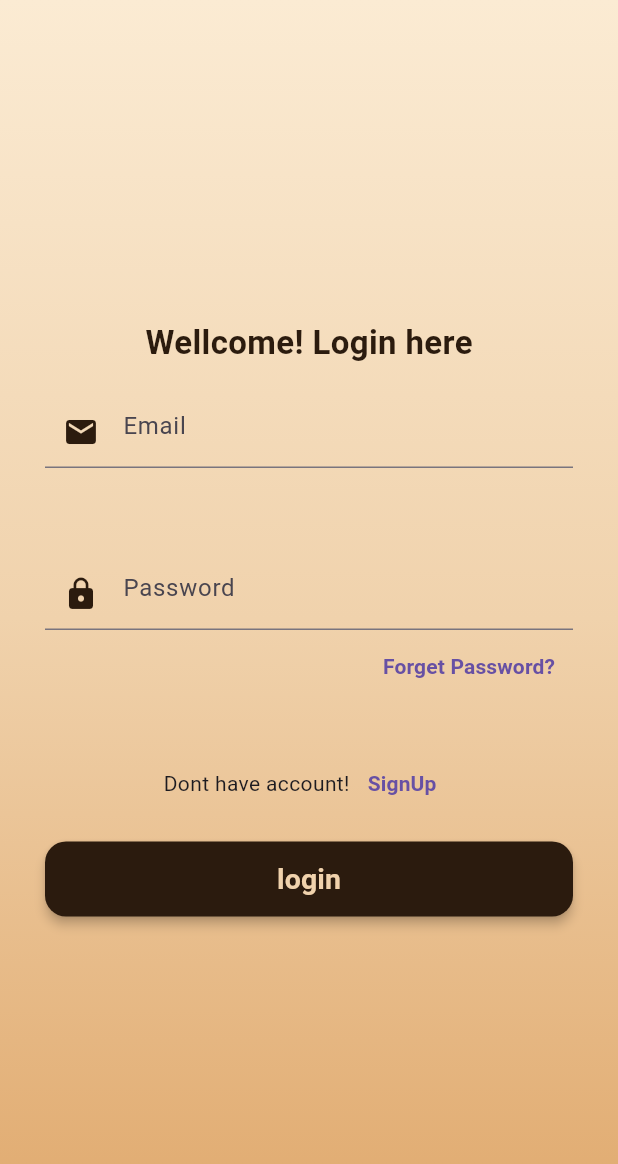
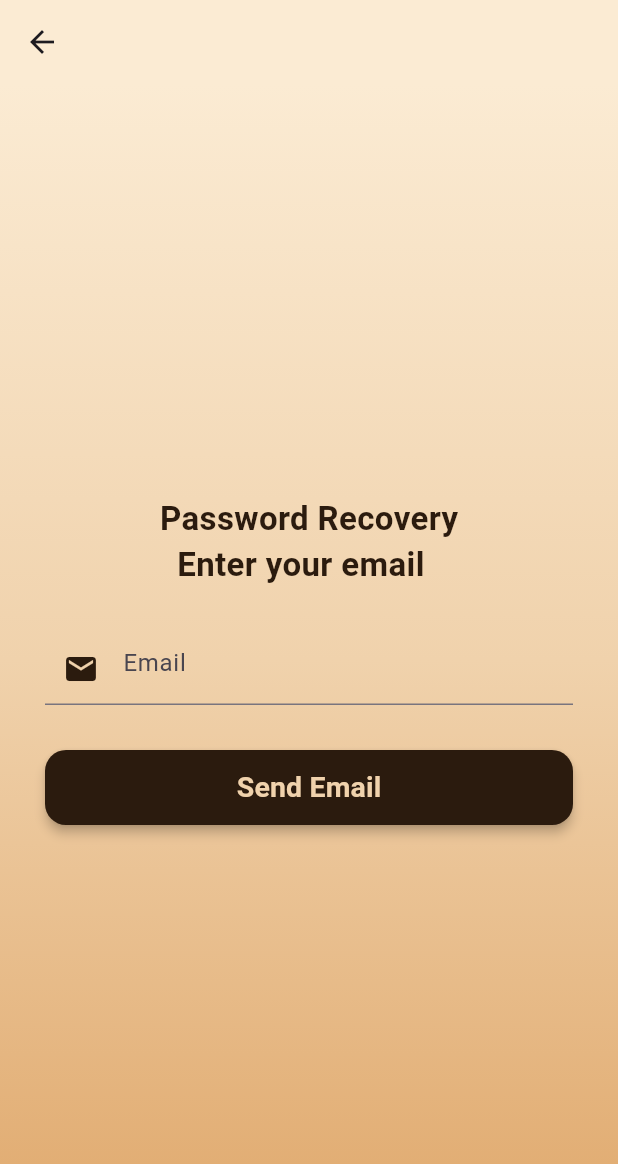
Before and after one commit to Rushikeshsaykar/barberShop, a Flutter app: the Loginpage screen opened directly, after a tap on "Forget Password?", on a phone screen of 412 x 824 dp. Shown: the top 1164 px of the screen. Run offline on Flutter 3.47's test engine with Material 3 defaults, Android fonts, the phone set to English and light mode, and no system bars; our stand-ins replace cloud_firestore, firebase_auth, firebase_core, shared_preferences; accounts and stored records are empty.

Commit message:
password recovery added

```diff
--- a/lib/main.dart
+++ b/lib/main.dart
@@ -1,11 +1,8 @@
 
 
-import 'package:barbershop/Admin/admin_login.dart';
-import 'package:barbershop/Admin/booking_admin.dart';
 
-import 'package:barbershop/pages/Boking_page.dart';
-import 'package:barbershop/pages/home_page.dart';
-import 'package:barbershop/pages/signup_page.dart';
+import 'package:barbershop/pages/login_page.dart';
+import 'package:barbershop/pages/resetpassword_page.dart';
 import 'package:barbershop/pages/splashscren_page.dart';
 
 import 'package:flutter/material.dart';
@@ -26,7 +23,7 @@ class MyApp extends StatelessWidget {
   Widget build(BuildContext context) {
     return MaterialApp(
       debugShowCheckedModeBanner: false,
-      home: bookingadminpage(),
+      home: Loginpage(),
     );
   }
 }
--- a/lib/pages/Boking_page.dart
+++ b/lib/pages/Boking_page.dart
@@ -4,6 +4,7 @@ import 'package:flutter/services.dart';
 import 'package:flutter/widgets.dart';
 import 'package:shared_preferences/shared_preferences.dart';
 
+// ignore: must_be_immutable
 class BokingPage extends StatefulWidget {
   String? booking;
   BokingPage({super.key, required this.booking});
--- a/lib/pages/login_page.dart
+++ b/lib/pages/login_page.dart
@@ -1,6 +1,8 @@
 import 'package:barbershop/pages/home_page.dart';
+import 'package:barbershop/pages/resetpassword_page.dart';
 import 'package:barbershop/pages/signup_page.dart';
 import 'package:firebase_auth/firebase_auth.dart';
+import 'package:flutter/cupertino.dart';
 import 'package:flutter/material.dart';
 
 class Loginpage extends StatefulWidget {
@@ -121,7 +123,9 @@ class _LoginpageState extends State<Loginpage> {
                   mainAxisAlignment: MainAxisAlignment.end,
                   children: [
                     TextButton(
-                      onPressed: () {},
+                      onPressed: () {
+                        Navigator.push(context, CupertinoPageRoute(builder: (context)=>ResetpasswordPage()));
+                      },
                       child: Text(
                         "Forget Password?",
                         style: TextStyle(fontWeight: FontWeight.bold),
--- /dev/null
+++ b/lib/pages/resetpassword_page.dart
@@ -0,0 +1,117 @@
+import 'package:firebase_auth/firebase_auth.dart';
+import 'package:firebase_core/firebase_core.dart';
+import 'package:flutter/material.dart';
+
+class ResetpasswordPage extends StatefulWidget {
+  const ResetpasswordPage({super.key});
+
+  @override
+  State<ResetpasswordPage> createState() => _ResetpasswordPageState();
+}
+
+class _ResetpasswordPageState extends State<ResetpasswordPage> {
+  final _formKey = GlobalKey<FormState>();
+  TextEditingController emailcontroler = TextEditingController();
+
+  Future<void> passwordrecover() async {
+    try {
+      await FirebaseAuth.instance.sendPasswordResetEmail(
+        email: emailcontroler.text,
+      );
+      ScaffoldMessenger.of(
+        context,
+      ).showSnackBar(SnackBar(content: Text("Email Send..")));
+    } catch (e) {
+      ScaffoldMessenger.of(
+        context,
+      ).showSnackBar(SnackBar(content: Text("Email Not Exist")));
+    }
+  }
+
+  @override
+  Widget build(BuildContext context) {
+    return Scaffold(
+      appBar: AppBar( backgroundColor: Color(0xFFFBEBD3),),
+      body: Container(
+        width: double.infinity,
+        height: double.infinity,
+        decoration: const BoxDecoration(
+          gradient: LinearGradient(
+            begin: Alignment.topCenter,
+            end: Alignment.bottomCenter,
+            colors: [
+              Color(0xFFFBEBD3), // light cream
+              Color(0xFFF0D2AC), // your theme color
+              Color(0xFFE0A96D), // warm caramel
+            ],
+          ),
+        ),
+        child: Form(
+          key: _formKey,
+          child: Container(
+            margin: EdgeInsets.symmetric(horizontal: 30),
+            child: Column(
+              mainAxisAlignment: MainAxisAlignment.center,
+              children: [
+                Text(
+                  "Password Recovery\n  Enter your email",
+                  style: TextStyle(
+                    fontSize: 22,
+                    color: Color(0xFF2B1B0E),
+                    fontWeight: FontWeight.bold,
+                  ),
+                ),
+                SizedBox(height: 30),
+                TextFormField(
+                  controller: emailcontroler,
+                  validator: (value) {
+                    if (value == null || value.trim().isEmpty) {
+                      return 'Please enter your email';
+                    }
+                    return null;
+                  },
+                  keyboardType: TextInputType.emailAddress,
+                  decoration: InputDecoration(
+                    hintText: 'Email',
+
+                    prefixIcon: Icon(Icons.email, color: Color(0xFF2B1B0E)),
+                  ),
+                ),
+
+                SizedBox(height: 30),
+                Container(
+                  height: 50,
+                  width: double.infinity,
+                  child: ElevatedButton(
+                    onPressed: () {
+                      if (_formKey.currentState!.validate()) {
+                        passwordrecover();
+                      }
+                    },
+                    child: Text(
+                      "Send Email",
+                      style: TextStyle(
+                        fontWeight: FontWeight.bold,
+                        fontSize: 19,
+                      ),
+                    ),
+                    style: ElevatedButton.styleFrom(
+                      backgroundColor: const Color(0xFF2B1B0E), // dark brown
+                      foregroundColor: const Color(
+                        0xFFF0D2AC,
+                      ), // your theme color for text
+                      elevation: 3,
+                      shape: RoundedRectangleBorder(
+                        borderRadius: BorderRadius.circular(14),
+                      ),
+                    ),
+                  ),
+                ),
+              ],
+            ),
+          ),
+        ),
+      ),
+    );
+  }
+}
```
Also changed, not shown: 2 other files.
